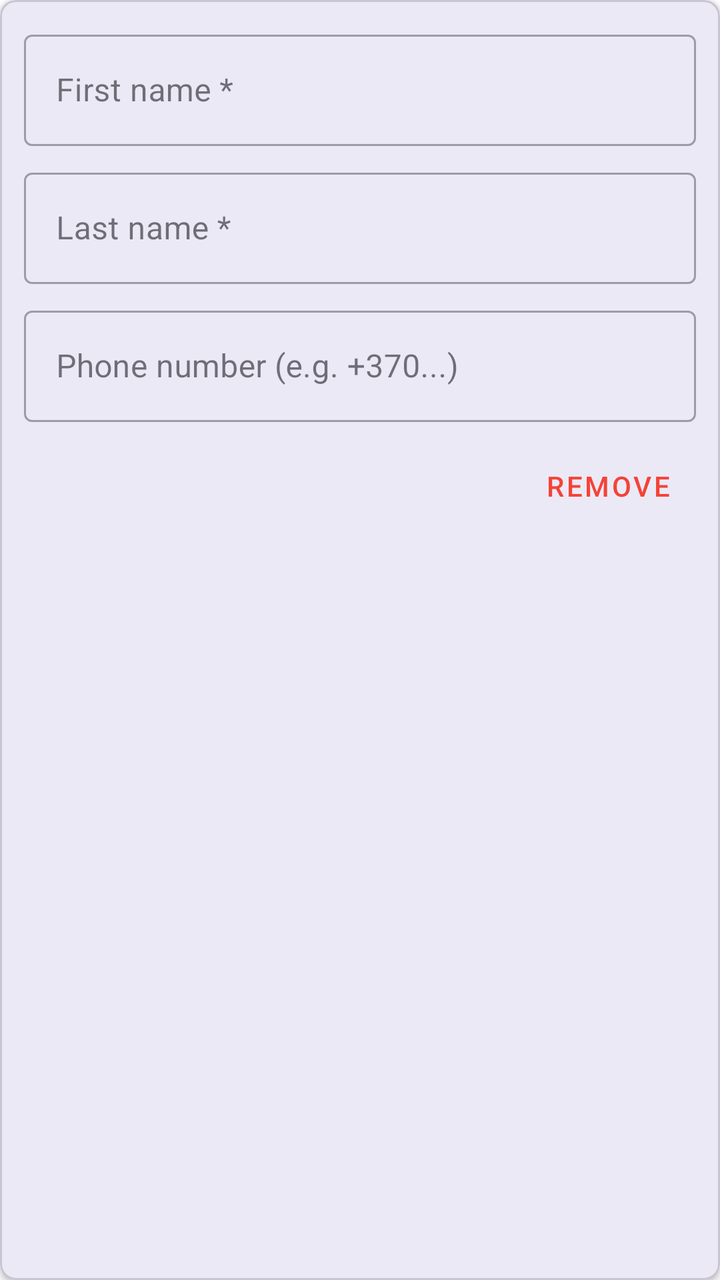
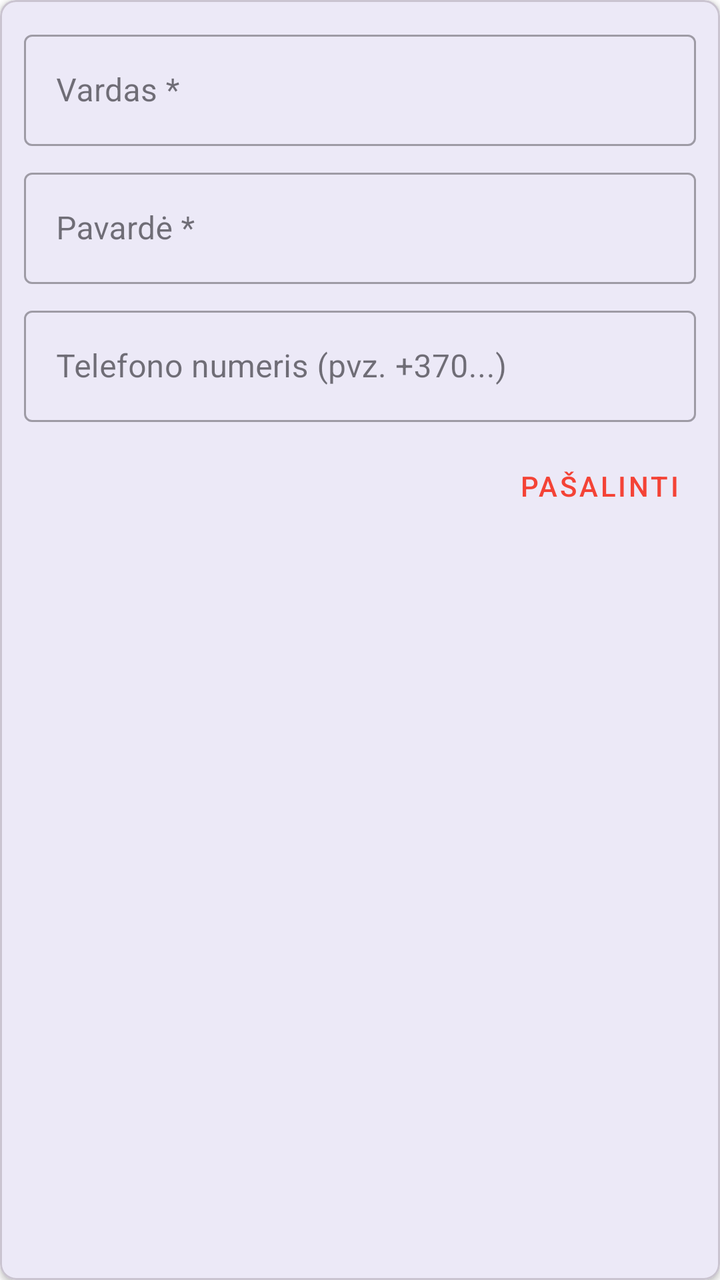

Compare the two renders of this Android layout. The source of the first and the diff that turns it into the second are given below.
<!-- AndroidManifest.xml: application theme Theme.AccidentReportingApp -->
<!-- res/layout/item_witness.xml -->
<?xml version="1.0" encoding="utf-8"?>
<com.google.android.material.card.MaterialCardView xmlns:android="http://schemas.android.com/apk/res/android"
    xmlns:app="http://schemas.android.com/apk/res-auto"
    android:layout_width="match_parent"
    android:layout_height="wrap_content"
    android:layout_marginBottom="12dp"
    app:cardCornerRadius="8dp"
    app:cardElevation="2dp"
    app:contentPadding="12dp">

    <LinearLayout
        android:layout_width="match_parent"
        android:layout_height="wrap_content"
        android:orientation="vertical">

        <com.google.android.material.textfield.TextInputLayout
            style="@style/Widget.MaterialComponents.TextInputLayout.OutlinedBox"
            android:layout_width="match_parent"
            android:layout_height="wrap_content"
            android:layout_marginBottom="8dp"
            android:hint="First name *">

            <com.google.android.material.textfield.TextInputEditText
                android:id="@+id/edit_witness_first_name"
                android:layout_width="match_parent"
                android:layout_height="wrap_content"
                android:inputType="textPersonName" />
        </com.google.android.material.textfield.TextInputLayout>

        <com.google.android.material.textfield.TextInputLayout
            style="@style/Widget.MaterialComponents.TextInputLayout.OutlinedBox"
            android:layout_width="match_parent"
            android:layout_height="wrap_content"
            android:layout_marginBottom="8dp"
            android:hint="Last name *">

            <com.google.android.material.textfield.TextInputEditText
                android:id="@+id/edit_witness_last_name"
                android:layout_width="match_parent"
                android:layout_height="wrap_content"
                android:inputType="textPersonName" />
        </com.google.android.material.textfield.TextInputLayout>

        <com.google.android.material.textfield.TextInputLayout
            style="@style/Widget.MaterialComponents.TextInputLayout.OutlinedBox"
            android:layout_width="match_parent"
            android:layout_height="wrap_content"
            android:layout_marginBottom="8dp"
            android:hint="Phone number (e.g. +370...)">

            <com.google.android.material.textfield.TextInputEditText
                android:id="@+id/edit_witness_phone"
                android:layout_width="match_parent"
                android:layout_height="wrap_content"
                android:inputType="phone" />
        </com.google.android.material.textfield.TextInputLayout>

        <com.google.android.material.button.MaterialButton
            android:id="@+id/btn_remove_witness"
            style="@style/Widget.MaterialComponents.Button.TextButton"
            android:layout_width="wrap_content"
            android:layout_height="wrap_content"
            android:layout_gravity="end"
            android:text="Remove"
            android:textColor="@color/status_issue" />

    </LinearLayout>
</com.google.android.material.card.MaterialCardView>
<!-- resources referenced by this layout -->
<resources>
  <color name="status_issue">#F44336</color>
  <style name="Theme.AccidentReportingApp" parent="Base.Theme.AccidentReportingApp" />
  <style name="Base.Theme.AccidentReportingApp" parent="Theme.Material3.DayNight.NoActionBar">
          
          <item name="colorPrimary">@color/primary</item>
          <item name="colorOnPrimary">@color/white</item>
          <item name="colorPrimaryContainer">@color/primary_container</item>
  
          
          <item name="android:windowBackground">@color/white</item>
      </style>
  <color name="primary">#003B8E</color>
  <color name="white">#FFFFFFFF</color>
  <color name="primary_container">#F0D3F7</color>
</resources>

<!-- the commit's change to res/layout/item_witness.xml (unified diff, before → after) -->
@@ -18,7 +18,7 @@
             android:layout_width="match_parent"
             android:layout_height="wrap_content"
             android:layout_marginBottom="8dp"
-            android:hint="First name *">
+            android:hint="@string/field_first_name">
 
             <com.google.android.material.textfield.TextInputEditText
                 android:id="@+id/edit_witness_first_name"
@@ -32,7 +32,7 @@
             android:layout_width="match_parent"
             android:layout_height="wrap_content"
             android:layout_marginBottom="8dp"
-            android:hint="Last name *">
+            android:hint="@string/field_last_name">
 
             <com.google.android.material.textfield.TextInputEditText
                 android:id="@+id/edit_witness_last_name"
@@ -46,7 +46,7 @@
             android:layout_width="match_parent"
             android:layout_height="wrap_content"
             android:layout_marginBottom="8dp"
-            android:hint="Phone number (e.g. +370...)">
+            android:hint="@string/hint_phone_format">
 
             <com.google.android.material.textfield.TextInputEditText
                 android:id="@+id/edit_witness_phone"
@@ -61,7 +61,7 @@
             android:layout_width="wrap_content"
             android:layout_height="wrap_content"
             android:layout_gravity="end"
-            android:text="Remove"
+            android:text="@string/btn_remove"
             android:textColor="@color/status_issue" />
 
     </LinearLayout>
<!-- resource entries referenced after the edit -->
@@ -1,6 +1,10 @@
 <!-- resources referenced by this layout -->
 <resources>
   <color name="status_issue">#F44336</color>
+  <string name="btn_remove">Pašalinti</string>
+  <string name="field_first_name">Vardas *</string>
+  <string name="field_last_name">Pavardė *</string>
+  <string name="hint_phone_format">Telefono numeris (pvz. +370...)</string>
   <style name="Theme.AccidentReportingApp" parent="Base.Theme.AccidentReportingApp" />
   <style name="Base.Theme.AccidentReportingApp" parent="Theme.Material3.DayNight.NoActionBar">
           
